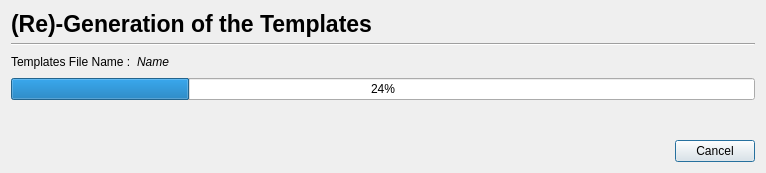
This is PhzQtUI/auxdir/PhzQtUI/DialogGridGeneration.ui in astrorama/Phosphoros as Qt 5 draws it before an edit. The edited form follows.
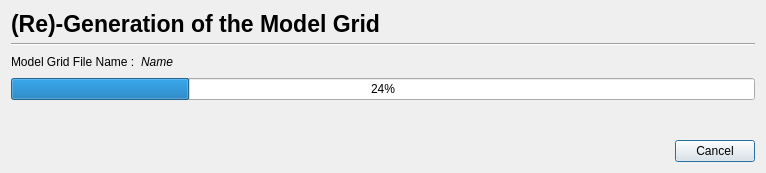
This is the edited form.

Commit message: GUI update after Pierre issue list (I)

What changed in the file:
```diff
--- a/PhzQtUI/auxdir/PhzQtUI/DialogGridGeneration.ui
+++ b/PhzQtUI/auxdir/PhzQtUI/DialogGridGeneration.ui
@@ -26,7 +26,7 @@
         </font>
        </property>
        <property name="text">
-        <string>(Re)-Generation of the Templates</string>
+        <string>(Re)-Generation of the Model Grid</string>
        </property>
       </widget>
      </item>
@@ -57,7 +57,7 @@
      <item>
       <widget class="QLabel" name="label">
        <property name="text">
-        <string>Templates File Name :</string>
+        <string>Model Grid File Name :</string>
        </property>
       </widget>
      </item>
```
Left out of the diff: 2 changed lines with no effect on the pictures. The commit also changes 5 other files.
